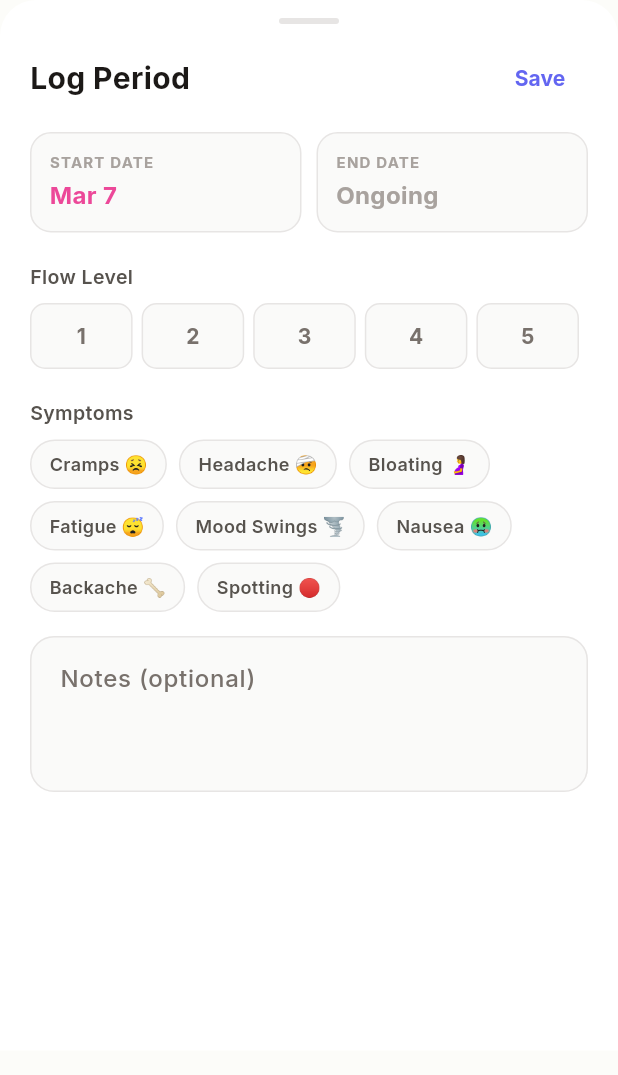
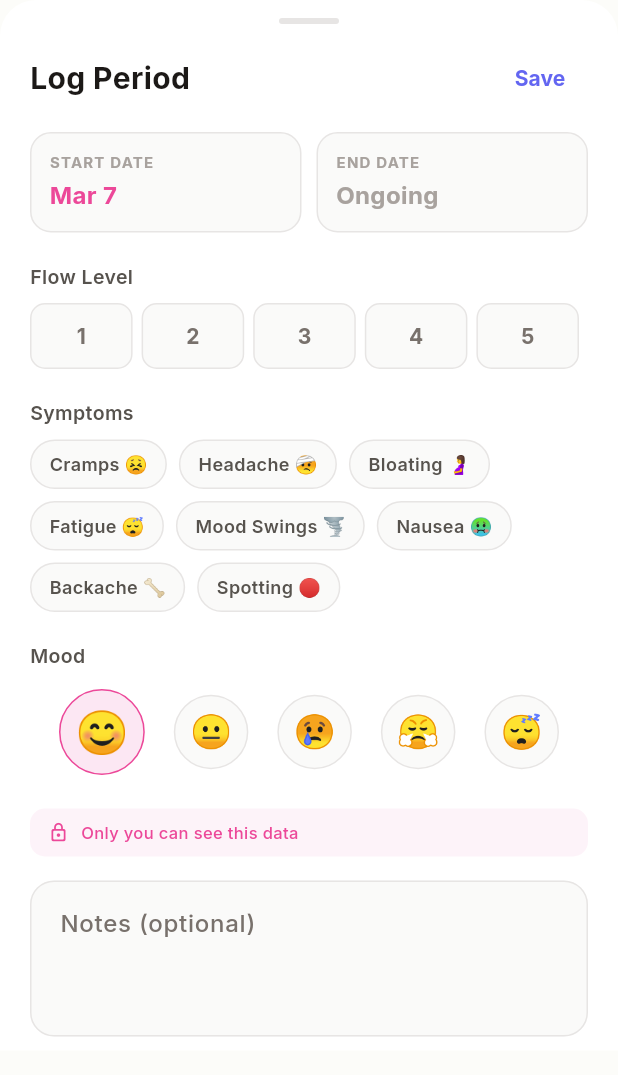
Before and after one commit to mrmrslobos/lobo-hub-flutter, a Flutter app: the _PeriodLogSheet widget shown alone on an empty page, opened directly with empty values, on a phone screen of 412 x 824 dp. Shown: the top 1075 px of the screen. Run offline on Flutter 3.47's test engine with Material 3 defaults, Android fonts, the phone set to English and light mode, and no system bars; our stand-ins replace go_router, image_picker, shared_preferences, supabase_flutter, table_calendar; accounts and stored records are empty.

Commit message:
Update period tracker screen with additional UI improvements
https://claude.ai/code/session_01LayfJNZeKCznmEQ7EsSoDr

```diff
--- a/lib/screens/period_tracker/period_tracker_screen.dart
+++ b/lib/screens/period_tracker/period_tracker_screen.dart
@@ -422,6 +422,43 @@ class _PeriodLogSheetState extends State<_PeriodLogSheet> {
                   ),
                 );
               }).toList()),
+              const SizedBox(height: 20),
+              // Mood
+              const Text('Mood', style: TextStyle(fontFamily: 'Inter', fontWeight: FontWeight.w600, fontSize: 13, color: AppTheme.stone600)),
+              const SizedBox(height: 10),
+              Row(
+                mainAxisAlignment: MainAxisAlignment.spaceEvenly,
+                children: _moodOptions.map((emoji) {
+                  final selected = _mood == emoji;
+                  return GestureDetector(
+                    onTap: () => setState(() => _mood = emoji),
+                    child: AnimatedContainer(
+                      duration: const Duration(milliseconds: 150),
+                      padding: const EdgeInsets.all(10),
+                      decoration: BoxDecoration(
+                        color: selected ? const Color(0xFFFCE7F3) : AppTheme.stone50,
+                        shape: BoxShape.circle,
+                        border: Border.all(color: selected ? const Color(0xFFEC4899) : AppTheme.stone200),
+                      ),
+                      child: Text(emoji, style: TextStyle(fontSize: selected ? 28 : 22)),
+                    ),
+                  );
+                }).toList(),
+              ),
+              const SizedBox(height: 20),
+              // Privacy note
+              Container(
+                padding: const EdgeInsets.symmetric(horizontal: 12, vertical: 8),
+                decoration: BoxDecoration(
+                  color: const Color(0xFFFCE7F3).withOpacity(0.5),
+                  borderRadius: BorderRadius.circular(10),
+                ),
+                child: const Row(children: [
+                  Icon(Icons.lock_outline_rounded, size: 14, color: Color(0xFFEC4899)),
+                  SizedBox(width: 8),
+                  Expanded(child: Text('Only you can see this data', style: TextStyle(fontFamily: 'Inter', fontSize: 11, fontWeight: FontWeight.w500, color: Color(0xFFEC4899)))),
+                ]),
+              ),
               const SizedBox(height: 16),
               TextField(controller: _notesCtrl, maxLines: 3, decoration: const InputDecoration(labelText: 'Notes (optional)', alignLabelWithHint: true)),
             ]),
```
